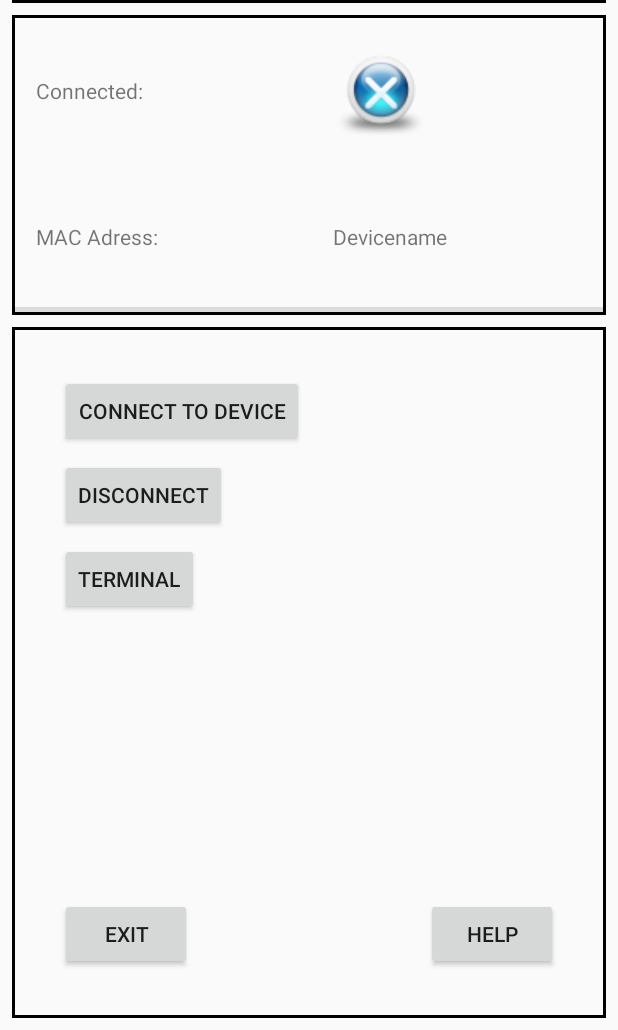
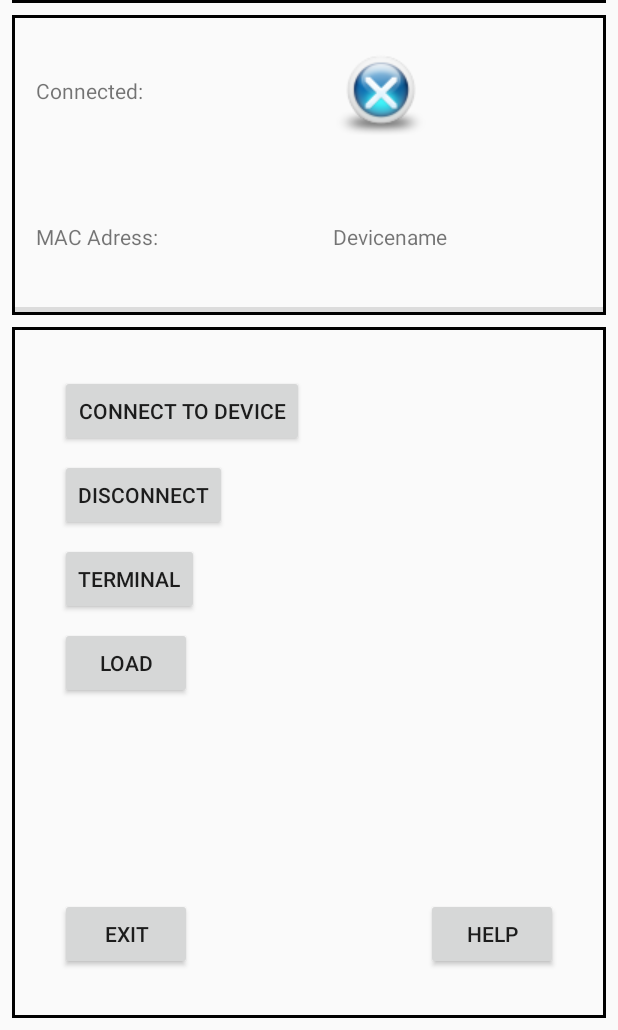
Before and after one commit to Tokelu/Bluetooth-Development-Debug-Tool, an Android app: the screen it shows after launch (MainActivity), on a phone screen of 412 x 824 dp, the part 206-1236 px from its top. Run offline under Robolectric (Android 15) with nearby library versions, the phone set to English and light mode, and no system bars.

Commit message:
new functions
*Dette er et FRÆKment*

```diff
--- a/app/src/main/java/da/au_grp21/bluetoothdevelopmentdebugtool/Fragment/FragmentMain.java
+++ b/app/src/main/java/da/au_grp21/bluetoothdevelopmentdebugtool/Fragment/FragmentMain.java
@@ -124,8 +124,8 @@ public class FragmentMain extends Fragment {
             public void onClick(View v) {
                 // vm.setConnectDevice();
                 // TODO: connet device
-                vm.setDeviceConnect();
-                // Navigation.findNavController(v).navigate(R.id.fragmentMain);
+                //vm.setDeviceConnect();
+                Navigation.findNavController(v).navigate(R.id.fragmentConnection);
             }
         });
         mainBtnHelp = v.findViewById(R.id.fragMainButtonHelp);
@@ -141,7 +141,6 @@ public class FragmentMain extends Fragment {
         mainBtnExit.setOnClickListener(new View.OnClickListener() {
             @Override
             public void onClick(View v) {
-                // TODO: why don't it work?
                 System.exit(0);
             }
         });
--- a/app/src/main/java/da/au_grp21/bluetoothdevelopmentdebugtool/Fragment/FragmentSaveOutput.java
+++ b/app/src/main/java/da/au_grp21/bluetoothdevelopmentdebugtool/Fragment/FragmentSaveOutput.java
@@ -88,7 +88,7 @@ public class FragmentSaveOutput extends Fragment {
         saveOutputBtnBack.setOnClickListener(new View.OnClickListener() {
             @Override
             public void onClick(View v) {
-                // TODO: Where to go?
+                // TODO: missing saved check
                 Navigation.findNavController(v).navigate(R.id.fragmentMain);
             }
         });
@@ -98,8 +98,9 @@ public class FragmentSaveOutput extends Fragment {
             public void onClick(View v) {
                 // TODO: Where to go? how do we do this?
                 //vm.saveFile(saveOutputEditTxt.getText().toString());
+
                 vm.saveToDatabase(FragmentSaveOutput.this.getActivity(), saveOutputEditTxt.getText().toString(), vm.getTerminalDataInformation());
-                Navigation.findNavController(v).navigate(R.id.fragmentSaveLocation);
+                Navigation.findNavController(v).navigate(R.id.fragmentTerminalScr);
 
             }
         });
--- a/app/src/main/java/da/au_grp21/bluetoothdevelopmentdebugtool/ViewModel/MyViewModel.java
+++ b/app/src/main/java/da/au_grp21/bluetoothdevelopmentdebugtool/ViewModel/MyViewModel.java
@@ -35,7 +35,7 @@ public class MyViewModel extends ViewModel {
     private Device currentDevice;
 
     private String file = null;
-    private boolean connect = false;
+    //private boolean connect = false;
     //   private boolean disconneted = true;
 
     private boolean isSearchingForDevices = false;
--- a/app/src/main/res/layout/fragment_main.xml
+++ b/app/src/main/res/layout/fragment_main.xml
@@ -215,6 +215,15 @@
                     android:text="@string/buttonHelp"
                     app:layout_constraintBottom_toBottomOf="parent"
                     app:layout_constraintEnd_toEndOf="parent" />
+
+                <Button
+                    android:id="@+id/fragMainButtonLoad"
+                    android:layout_width="wrap_content"
+                    android:layout_height="wrap_content"
+                    android:layout_marginTop="8dp"
+                    android:text="@string/Load"
+                    app:layout_constraintStart_toStartOf="@+id/fragMainButtonConnectDevice"
+                    app:layout_constraintTop_toBottomOf="@+id/fragMainButtonTerminal" />
             </androidx.constraintlayout.widget.ConstraintLayout>
         </LinearLayout>
 
--- a/app/src/main/res/values/strings.xml
+++ b/app/src/main/res/values/strings.xml
@@ -33,4 +33,5 @@
     <string name="min_sdk_req">MIN. SDK level: 18 (To support BLE)</string>
     <string name="seekButton">SEARCH</string>
     <string name="macAdress">MAC Adress: </string>
+    <string name="Load">Load</string>
 </resources>
```
